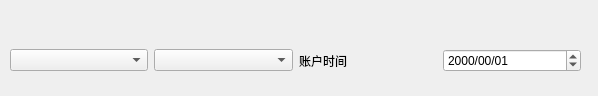
Above: ui/trader.ui from rahrahr/Trade-Monitor before the change. Below: the same form after it.
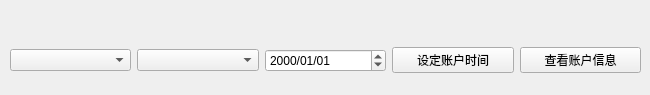
That is the form after the change. Custom widgets are drawn as their Qt base class.

Commit message: Fixed a few bugs\n Added more buttons, making GUI more user-friendly\n Now portfolio.bonds directly reads from Excel Files

Patch:
```diff
--- a/ui/trader.ui
+++ b/ui/trader.ui
@@ -6,8 +6,8 @@
    <rect>
     <x>0</x>
     <y>0</y>
-    <width>598</width>
-    <height>96</height>
+    <width>650</width>
+    <height>95</height>
    </rect>
   </property>
   <property name="sizePolicy">
@@ -24,7 +24,7 @@
     <rect>
      <x>10</x>
      <y>40</y>
-     <width>571</width>
+     <width>631</width>
      <height>41</height>
     </rect>
    </property>
@@ -52,17 +52,24 @@
       </item>
      </widget>
     </item>
-    <item>
-     <widget class="QLabel" name="label">
-      <property name="text">
-       <string>账户时间</string>
-      </property>
-     </widget>
-    </item>
     <item>
      <widget class="QDateEdit" name="now_time">
       <property name="displayFormat">
-       <string>yyyy/mm/dd</string>
+       <string>yyyy/MM/dd</string>
+      </property>
+     </widget>
+    </item>
+    <item>
+     <widget class="QPushButton" name="now_time_button">
+      <property name="text">
+       <string>设定账户时间</string>
+      </property>
+     </widget>
+    </item>
+    <item>
+     <widget class="QPushButton" name="check_info">
+      <property name="text">
+       <string>查看账户信息</string>
       </property>
      </widget>
     </item>
```
The commit also changes 7 other files.
